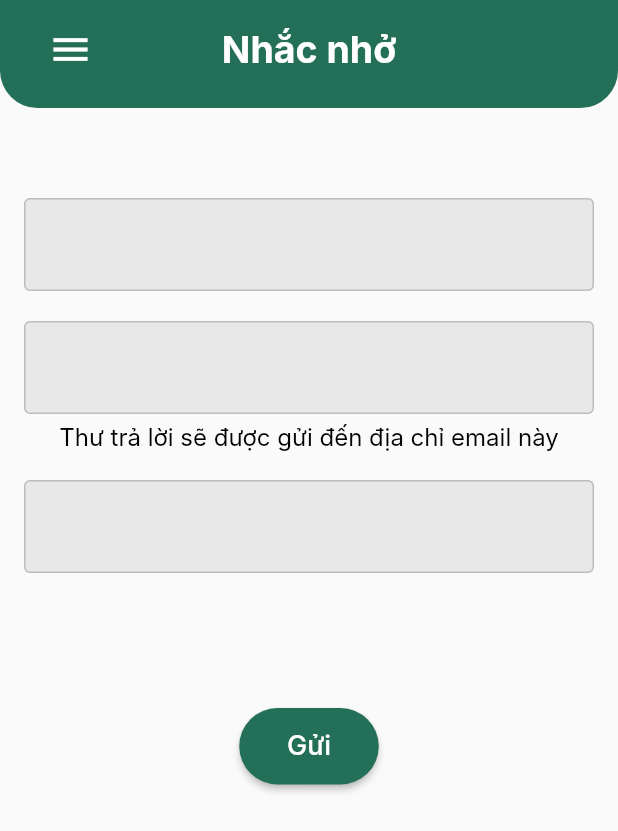
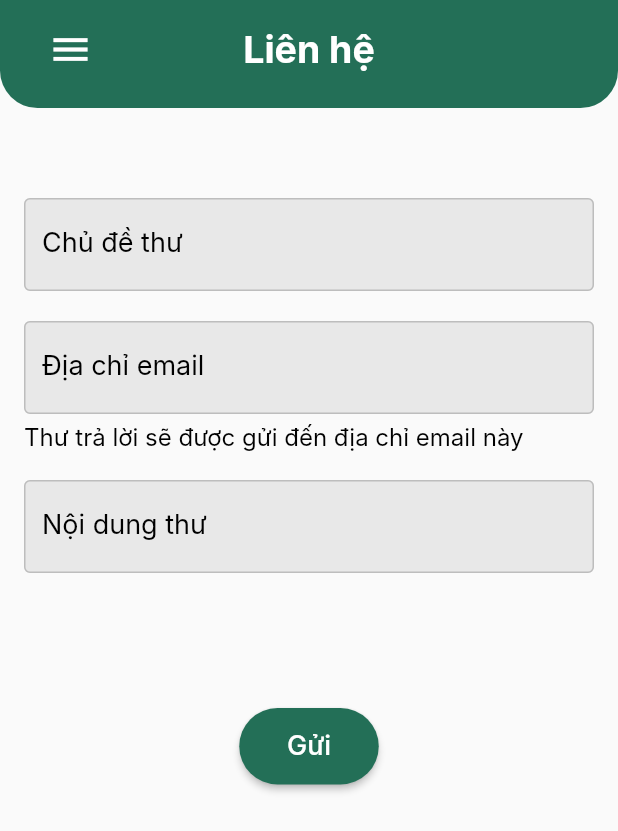
Before and after one commit to kieuvantuyen01/money0manager, a Flutter app: the screen it shows after launch, on a phone screen of 412 x 824 dp. Shown: the top 831 px of the screen. Run offline on Flutter 3.47's test engine with Material 2 defaults, Android fonts, the phone set to English and light mode, and no system bars; our stand-ins replace path_drawing; Roboto replaces fonts that are missing (Inter).

Commit message:
fix align text left at Contact screen

```diff
--- a/lib/screen/Contact.dart
+++ b/lib/screen/Contact.dart
@@ -11,21 +11,23 @@ class Contact extends StatelessWidget {
   Widget build(BuildContext context) {
     return Scaffold(
       resizeToAvoidBottomInset: false,
-      appBar: SmallHeader(title: 'Nhắc nhở', icon: Icon(Icons.menu)),
+      appBar: SmallHeader(title: 'Liên hệ', icon: Icon(Icons.menu)),
       body: Column(
         children: <Widget>[
           Padding(
             padding: EdgeInsets.only(left: 16, right: 16, top: 60),
             child:
-                InputText1(hintText: 'Chủ đề thư', labelText: '', maxLines: 1),
+            InputText1(hintText: '', labelText: 'Chủ đề thư', maxLines: 1),
           ),
           Padding(
             padding: EdgeInsets.only(left: 16, right: 16, top: 20),
             child: InputText1(
-                hintText: 'Địa chỉ email', labelText: '', maxLines: 1),
+                hintText: '', labelText: 'Địa chỉ email', maxLines: 1),
           ),
           Padding(
               padding: EdgeInsets.only(left: 16, right: 16, top: 5),
+              child: Align(
+                alignment: Alignment.centerLeft,
                 child: TitleText1(
                     text: 'Thư trả lời sẽ được gửi đến địa chỉ email này',
                     fontFamily: 'Inter',
@@ -34,11 +36,12 @@ class Contact extends StatelessWidget {
                     r: 0,
                     g: 0,
                     b: 0),
+              )
           ),
           Padding(
             padding: EdgeInsets.only(left: 16, right: 16, top: 20),
             child: InputText1(
-                hintText: 'Nội dung thư', labelText: '', maxLines: 1),
+                hintText: '', labelText: 'Nội dung thư', maxLines: 1),
           ),
           Padding(
             padding: EdgeInsets.only(top: 90),
```
Lines whose indentation alone changed are shown as unchanged.
